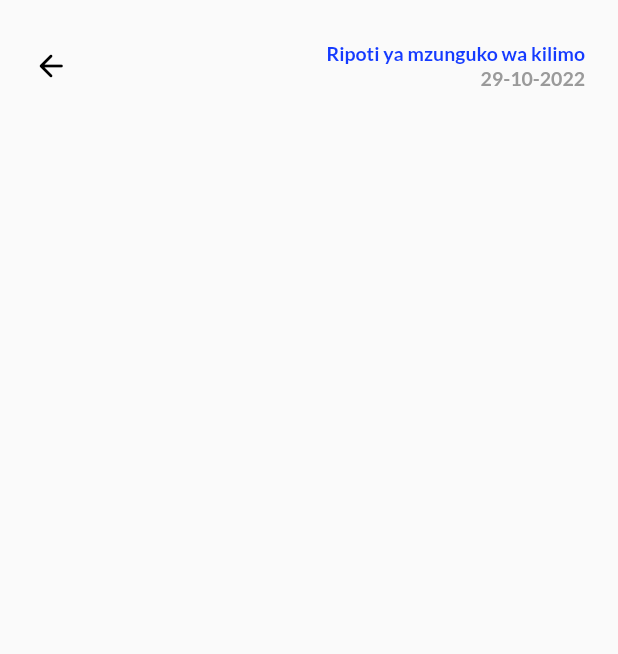
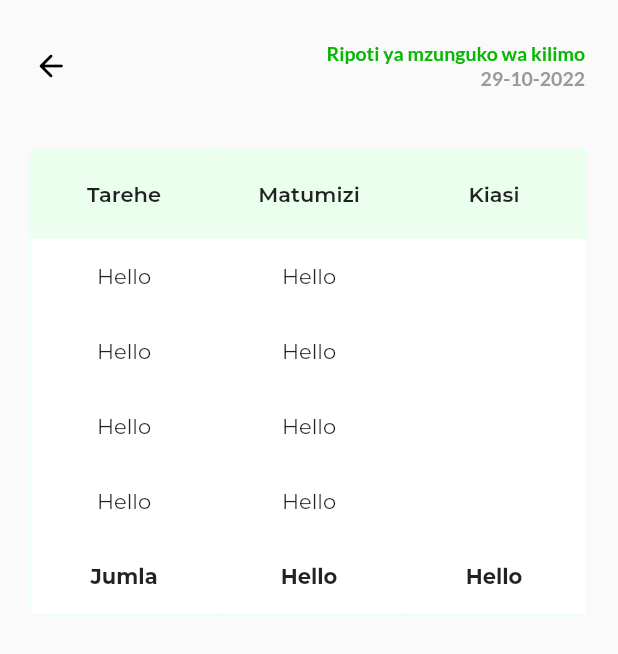
Before and after one commit to ProsperChihimba/agroapp, a Flutter app: the ReportPage screen opened directly, on a phone screen of 412 x 824 dp. Shown: the top 654 px of the screen. Run offline on Flutter 3.47's test engine with Material 2 defaults, Android fonts, the phone set to English and light mode, and no system bars; our stand-ins replace gap, google_fonts.

Commit message:
Add: record table

```diff
--- /dev/null
+++ b/lib/Pages/Record/appBar.dart
@@ -0,0 +1,48 @@
+import 'package:flutter/material.dart';
+import 'package:gap/gap.dart';
+import 'package:google_fonts/google_fonts.dart';
+
+class RecordAppBar extends StatefulWidget {
+  const RecordAppBar({super.key});
+
+  @override
+  State<RecordAppBar> createState() => _RecordAppBarState();
+}
+
+class _RecordAppBarState extends State<RecordAppBar> {
+  @override
+  Widget build(BuildContext context) {
+    return Padding(
+      padding: const EdgeInsets.fromLTRB(10.0, 20.0, 22.0, 0),
+      child: Row(mainAxisAlignment: MainAxisAlignment.spaceBetween, children: [
+        IconButton(
+          onPressed: () {
+            Navigator.of(context).pop();
+          },
+          icon: const Icon(Icons.arrow_back_rounded),
+          color: Color(0xff000000),
+        ),
+        Column(
+          crossAxisAlignment: CrossAxisAlignment.end,
+          children: [
+            Text(
+              'Ripoti ya mzunguko wa kilimo',
+              style: GoogleFonts.lato(
+                  fontWeight: FontWeight.w700,
+                  fontSize: 13,
+                  color: Color(0xff07B803)),
+            ),
+            const Gap(1),
+            Text(
+              "29-10-2022",
+              style: GoogleFonts.lato(
+                  fontWeight: FontWeight.w600,
+                  fontSize: 13,
+                  color: Color(0xff9A9A9A)),
+            ),
+          ],
+        ),
+      ]),
+    );
+  }
+}
--- a/lib/Pages/Record/index.dart
+++ b/lib/Pages/Record/index.dart
@@ -1,6 +1,7 @@
+import 'package:agroapp/Pages/Record/appBar.dart';
+import 'package:agroapp/Pages/Record/recordTable.dart';
 import 'package:flutter/material.dart';
 import 'package:gap/gap.dart';
-import 'package:google_fonts/google_fonts.dart';
 
 class ReportPage extends StatefulWidget {
   const ReportPage({super.key});
@@ -16,42 +17,7 @@ class _ReportPageState extends State<ReportPage> {
       body: SafeArea(
         child: SingleChildScrollView(
           child: Column(
-            children: [
-              Padding(
-                padding: const EdgeInsets.fromLTRB(10.0, 20.0, 22.0, 0),
-                child: Row(
-                    mainAxisAlignment: MainAxisAlignment.spaceBetween,
-                    children: [
-                      IconButton(
-                        onPressed: () {
-                          Navigator.of(context).pop();
-                        },
-                        icon: const Icon(Icons.arrow_back_rounded),
-                        color: Color(0xff000000),
-                      ),
-                      Column(
-                        crossAxisAlignment: CrossAxisAlignment.end,
-                        children: [
-                          Text(
-                            'Ripoti ya mzunguko wa kilimo',
-                            style: GoogleFonts.lato(
-                                fontWeight: FontWeight.w700,
-                                fontSize: 13,
-                                color: Color(0xff143AFF)),
-                          ),
-                          const Gap(1),
-                          Text(
-                            "29-10-2022",
-                            style: GoogleFonts.lato(
-                                fontWeight: FontWeight.w600,
-                                fontSize: 13,
-                                color: Color(0xff9A9A9A)),
-                          ),
-                        ],
-                      ),
-                    ]),
-              ),
-            ],
+            children: const [RecordAppBar(), Gap(30), RecordTable()],
           ),
         ),
       ),
--- /dev/null
+++ b/lib/Pages/Record/recordTable.dart
@@ -0,0 +1,166 @@
+import 'package:flutter/material.dart';
+import 'package:gap/gap.dart';
+import 'package:google_fonts/google_fonts.dart';
+
+class RecordTable extends StatefulWidget {
+  const RecordTable({super.key});
+
+  @override
+  State<RecordTable> createState() => _RecordTableState();
+}
+
+class _RecordTableState extends State<RecordTable> {
+  List records = ["Hello", "Hello", "Hello", "Hello"];
+
+  @override
+  Widget build(BuildContext context) {
+    return Padding(
+        padding: const EdgeInsets.fromLTRB(20.0, 0, 20.0, 0),
+        child: Container(
+          decoration: BoxDecoration(
+              border: Border.all(
+                width: 1,
+                color: Color(0xffEBFFEF),
+              ),
+              borderRadius: BorderRadius.circular(6)),
+          child: Table(
+            defaultVerticalAlignment: TableCellVerticalAlignment.middle,
+            children: <TableRow>[
+              TableRow(
+                children: <Widget>[
+                  TableCell(
+                    child: Container(
+                        height: 60,
+                        width: 32,
+                        color: Color(0xffEBFFEF),
+                        child: Center(
+                          child: Text(
+                            'Tarehe',
+                            style: GoogleFonts.montserrat(
+                                fontWeight: FontWeight.w600),
+                          ),
+                        )),
+                  ),
+                  TableCell(
+                    child: Container(
+                        height: 60,
+                        width: 32,
+                        color: Color(0xffEBFFEF),
+                        child: Center(
+                          child: Text(
+                            'Matumizi',
+                            style: GoogleFonts.montserrat(
+                                fontWeight: FontWeight.w600),
+                          ),
+                        )),
+                  ),
+                  TableCell(
+                    child: Container(
+                        height: 60,
+                        width: 32,
+                        color: Color(0xffEBFFEF),
+                        child: Center(
+                          child: Text(
+                            'Kiasi',
+                            style: GoogleFonts.montserrat(
+                                fontWeight: FontWeight.w600),
+                          ),
+                        )),
+                  ),
+                ],
+              ),
+              if (records.isNotEmpty)
+                ...records.map(
+                  (data) {
+                    return TableRow(
+                      decoration: BoxDecoration(
+                        color: records.indexOf(data) % 2 == 0
+                            ? Color(0xffFFFFFF)
+                            : Color(0xffE4ECFF),
+                      ),
+                      children: <Widget>[
+                        TableCell(
+                          child: Container(
+                              height: 50,
+                              width: 32,
+                              child: Center(
+                                child: Text(
+                                  "Hello",
+                                  style: GoogleFonts.montserrat(),
+                                ),
+                              )),
+                        ),
+                        TableCell(
+                          child: Container(
+                              height: 50,
+                              width: 32,
+                              child: Center(
+                                child: Text(
+                                  "Hello",
+                                  style: GoogleFonts.montserrat(),
+                                ),
+                              )),
+                        ),
+                        TableCell(
+                          child: Container(
+                              height: 50,
+                              width: 32,
+                              child: Center(
+                                child: Text(
+                                  '',
+                                  style: GoogleFonts.montserrat(),
+                                ),
+                              )),
+                        ),
+                      ],
+                    );
+                  },
+                ),
+              TableRow(
+                children: <Widget>[
+                  TableCell(
+                    child: Container(
+                        height: 50,
+                        width: 32,
+                        color: Color(0xffFFFFFF),
+                        child: Center(
+                          child: Text(
+                            'Jumla',
+                            style: GoogleFonts.montserrat(
+                                fontWeight: FontWeight.w700, fontSize: 14),
+                          ),
+                        )),
+                  ),
+                  TableCell(
+                    child: Container(
+                        height: 50,
+                        width: 32,
+                        color: Color(0xffFFFFFF),
+                        child: Center(
+                          child: Text(
+                            "Hello",
+                            style: GoogleFonts.montserrat(
+                                fontWeight: FontWeight.w700, fontSize: 14),
+                          ),
+                        )),
+                  ),
+                  TableCell(
+                    child: Container(
+                        height: 50,
+                        width: 32,
+                        color: Color(0xffFFFFFF),
+                        child: Center(
+                          child: Text(
+                            "Hello",
+                            style: GoogleFonts.montserrat(
+                                fontWeight: FontWeight.w700, fontSize: 14),
+                          ),
+                        )),
+                  ),
+                ],
+              )
+            ],
+          ),
+        ));
+  }
+}
```
